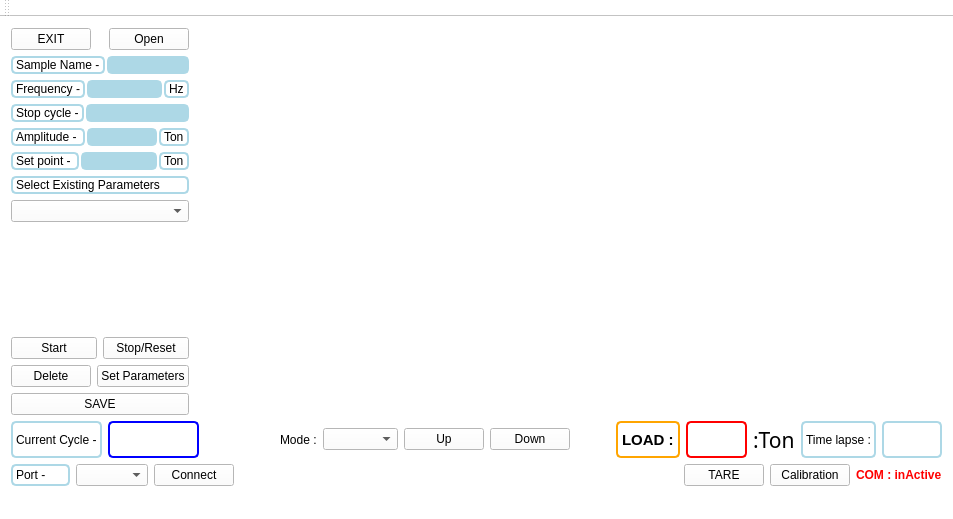
First picture: the form in mainwindow.ui, repository chethanpunisher/qtProject1, before the edit.
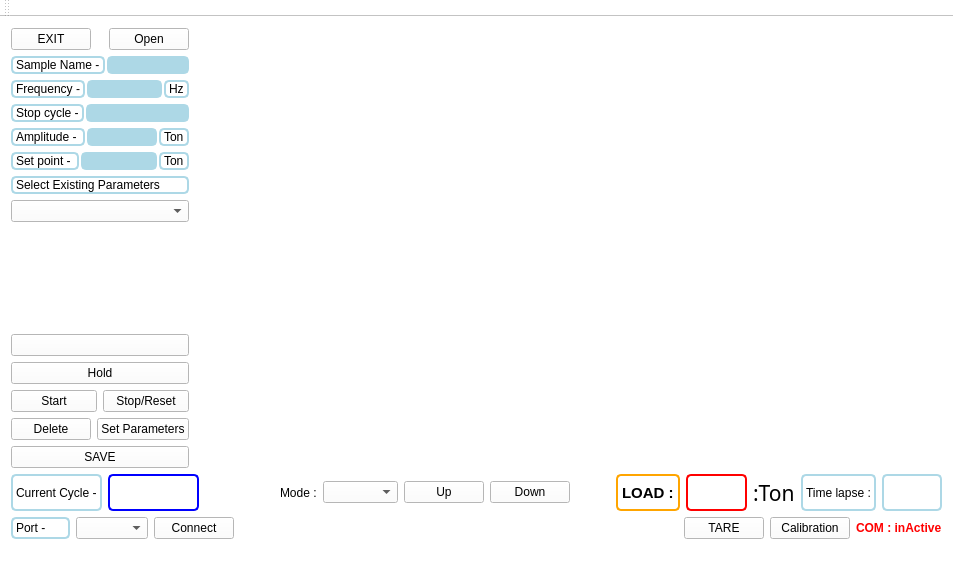
Second picture: the form after the edit.

What changed in the file:
```diff
--- a/mainwindow.ui
+++ b/mainwindow.ui
@@ -7,7 +7,7 @@
     <x>0</x>
     <y>0</y>
     <width>953</width>
-    <height>519</height>
+    <height>572</height>
    </rect>
   </property>
   <property name="windowTitle">
@@ -28,7 +28,7 @@
        <number>0</number>
       </property>
       <item>
-       <layout class="QVBoxLayout" name="verticalLayout" stretch="0,0,0,0,0,0,0,0,0,0,0,0">
+       <layout class="QVBoxLayout" name="verticalLayout" stretch="0,0,0,0,0,0,0,0,0,0,0,0,0,0">
         <item>
          <layout class="QHBoxLayout" name="horizontalLayout_2">
           <item>
@@ -254,6 +254,20 @@
           </property>
          </spacer>
         </item>
+        <item>
+         <widget class="QPushButton" name="pushButton_cycleEdit">
+          <property name="text">
+           <string/>
+          </property>
+         </widget>
+        </item>
+        <item>
+         <widget class="QPushButton" name="pushButton_hold">
+          <property name="text">
+           <string>Hold</string>
+          </property>
+         </widget>
+        </item>
         <item>
          <layout class="QHBoxLayout" name="horizontalLayout_9">
           <item>
```
